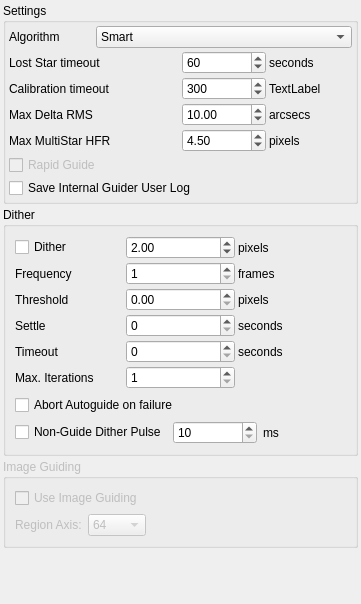
The window that kstars/ekos/guide/opsguide.ui (KDE/kstars) describes before a commit, drawn with Qt 5.
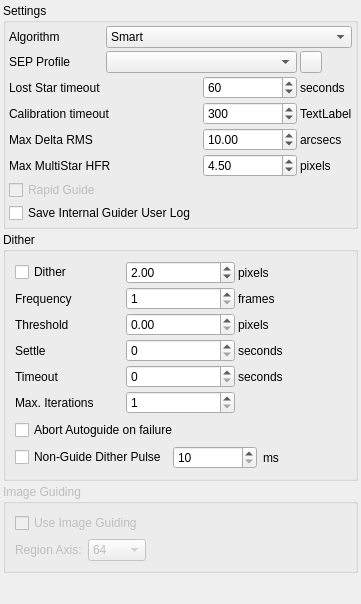
The same window after the commit.

Commit message: Updating the Astrometry Config File and Index File Directory options so that they don't create duplicate entries, they remove nonexistant directories, and make sure they display the actual paths.

The edit to the form file:
```diff
--- a/kstars/ekos/guide/opsguide.ui
+++ b/kstars/ekos/guide/opsguide.ui
@@ -47,46 +47,6 @@
       <property name="spacing">
        <number>3</number>
       </property>
-      <item row="0" column="1" colspan="3">
-       <widget class="QComboBox" name="kcfg_GuideAlgorithm">
-        <property name="sizePolicy">
-         <sizepolicy hsizetype="Preferred" vsizetype="Fixed">
-          <horstretch>0</horstretch>
-          <verstretch>0</verstretch>
-         </sizepolicy>
-        </property>
-        <item>
-         <property name="text">
-          <string>Smart</string>
-         </property>
-        </item>
-        <item>
-         <property name="text">
-          <string>SEP</string>
-         </property>
-        </item>
-        <item>
-         <property name="text">
-          <string>Fast</string>
-         </property>
-        </item>
-        <item>
-         <property name="text">
-          <string>Auto Threshold</string>
-         </property>
-        </item>
-        <item>
-         <property name="text">
-          <string>No Threshold</string>
-         </property>
-        </item>
-        <item>
-         <property name="text">
-          <string>SEP Multi Star (recommended)</string>
-         </property>
-        </item>
-       </widget>
-      </item>
       <item row="0" column="0">
        <widget class="QLabel" name="l_19">
         <property name="text">
@@ -94,24 +54,7 @@
         </property>
        </widget>
       </item>
-      <item row="1" column="3">
-       <widget class="QLabel" name="label_12">
-        <property name="text">
-         <string>seconds</string>
-        </property>
-       </widget>
-      </item>
-      <item row="1" column="0" colspan="2">
-       <widget class="QLabel" name="label_11">
-        <property name="toolTip">
-         <string>&lt;html&gt;&lt;head/&gt;&lt;body&gt;&lt;p&gt;If star tracking is lost due to passing clouds or other reasons, wait this many seconds before giving up.&lt;/p&gt;&lt;/body&gt;&lt;/html&gt;</string>
-        </property>
-        <property name="text">
-         <string>Lost Star timeout</string>
-        </property>
-       </widget>
-      </item>
-      <item row="3" column="2">
+      <item row="5" column="2">
        <widget class="QDoubleSpinBox" name="kcfg_GuideMaxDeltaRMS">
         <property name="minimum">
          <double>0.500000000000000</double>
@@ -124,7 +67,34 @@
         </property>
        </widget>
       </item>
-      <item row="1" column="2">
+      <item row="5" column="0" colspan="2">
+       <widget class="QLabel" name="label_13">
+        <property name="toolTip">
+         <string>Maximum delta RMS permitted before stopping guide process and searching for new guide stars.</string>
+        </property>
+        <property name="text">
+         <string>Max Delta RMS</string>
+        </property>
+       </widget>
+      </item>
+      <item row="6" column="3">
+       <widget class="QLabel" name="label_21">
+        <property name="text">
+         <string>pixels</string>
+        </property>
+       </widget>
+      </item>
+      <item row="7" column="0" colspan="4">
+       <widget class="QCheckBox" name="kcfg_RapidGuideEnabled">
+        <property name="enabled">
+         <bool>false</bool>
+        </property>
+        <property name="text">
+         <string>Rapid Guide</string>
+        </property>
+       </widget>
+      </item>
+      <item row="2" column="2">
        <widget class="QSpinBox" name="kcfg_GuideLostStarTimeout">
         <property name="maximum">
          <number>3600</number>
@@ -137,14 +107,57 @@
         </property>
        </widget>
       </item>
-      <item row="3" column="3">
-       <widget class="QLabel" name="label_14">
+      <item row="2" column="0" colspan="2">
+       <widget class="QLabel" name="label_11">
+        <property name="toolTip">
+         <string>&lt;html&gt;&lt;head/&gt;&lt;body&gt;&lt;p&gt;If star tracking is lost due to passing clouds or other reasons, wait this many seconds before giving up.&lt;/p&gt;&lt;/body&gt;&lt;/html&gt;</string>
+        </property>
         <property name="text">
-         <string>arcsecs</string>
+         <string>Lost Star timeout</string>
         </property>
        </widget>
       </item>
-      <item row="2" column="2">
+      <item row="0" column="1" colspan="3">
+       <widget class="QComboBox" name="kcfg_GuideAlgorithm">
+        <property name="sizePolicy">
+         <sizepolicy hsizetype="Preferred" vsizetype="Fixed">
+          <horstretch>0</horstretch>
+          <verstretch>0</verstretch>
+         </sizepolicy>
+        </property>
+        <item>
+         <property name="text">
+          <string>Smart</string>
+         </property>
+        </item>
+        <item>
+         <property name="text">
+          <string>SEP</string>
+         </property>
+        </item>
+        <item>
+         <property name="text">
+          <string>Fast</string>
+         </property>
+        </item>
+        <item>
+         <property name="text">
+          <string>Auto Threshold</string>
+         </property>
+        </item>
+        <item>
+         <property name="text">
+          <string>No Threshold</string>
+         </property>
+        </item>
+        <item>
+         <property name="text">
+          <string>SEP Multi Star (recommended)</string>
+         </property>
+        </item>
+       </widget>
+      </item>
+      <item row="4" column="2">
        <widget class="QSpinBox" name="kcfg_GuideCalibrationTimeout">
         <property name="maximum">
          <number>3600</number>
@@ -154,14 +167,14 @@
         </property>
        </widget>
       </item>
-      <item row="2" column="3">
+      <item row="4" column="3">
        <widget class="QLabel" name="label_17">
         <property name="text">
          <string>TextLabel</string>
         </property>
        </widget>
       </item>
-      <item row="2" column="0" colspan="2">
+      <item row="4" column="0" colspan="2">
        <widget class="QLabel" name="label_16">
         <property name="sizePolicy">
          <sizepolicy hsizetype="Preferred" vsizetype="Preferred">
@@ -177,34 +190,7 @@
         </property>
        </widget>
       </item>
-      <item row="3" column="0" colspan="2">
-       <widget class="QLabel" name="label_13">
-        <property name="toolTip">
-         <string>Maximum delta RMS permitted before stopping guide process and searching for new guide stars.</string>
-        </property>
-        <property name="text">
-         <string>Max Delta RMS</string>
-        </property>
-       </widget>
-      </item>
-      <item row="4" column="0" colspan="2">
-       <widget class="QLabel" name="label_20">
-        <property name="toolTip">
-         <string>Maximum HFR allowed for SEP MultiStar guide star.</string>
-        </property>
-        <property name="text">
-         <string>Max MultiStar HFR</string>
-        </property>
-       </widget>
-      </item>
-      <item row="4" column="3">
-       <widget class="QLabel" name="label_21">
-        <property name="text">
-         <string>pixels</string>
-        </property>
-       </widget>
-      </item>
-      <item row="4" column="2">
+      <item row="6" column="2">
        <widget class="QDoubleSpinBox" name="kcfg_GuideMaxHFR">
         <property name="minimum">
          <double>0.500000000000000</double>
@@ -213,21 +199,11 @@
          <double>20.000000000000000</double>
         </property>
         <property name="value">
-         <double>4.5</double>
+         <double>4.500000000000000</double>
         </property>
        </widget>
       </item>
-      <item row="5" column="0" colspan="4">
-       <widget class="QCheckBox" name="kcfg_RapidGuideEnabled">
-        <property name="enabled">
-         <bool>false</bool>
-        </property>
-        <property name="text">
-         <string>Rapid Guide</string>
-        </property>
-       </widget>
-      </item>
-      <item row="6" column="0" colspan="4">
+      <item row="8" column="0" colspan="4">
        <widget class="QCheckBox" name="kcfg_SaveGuideLog">
         <property name="enabled">
          <bool>true</bool>
@@ -240,6 +216,60 @@
         </property>
        </widget>
       </item>
+      <item row="2" column="3">
+       <widget class="QLabel" name="label_12">
+        <property name="text">
+         <string>seconds</string>
+        </property>
+       </widget>
+      </item>
+      <item row="6" column="0" colspan="2">
+       <widget class="QLabel" name="label_20">
+        <property name="toolTip">
+         <string>Maximum HFR allowed for SEP MultiStar guide star.</string>
+        </property>
+        <property name="text">
+         <string>Max MultiStar HFR</string>
+        </property>
+       </widget>
+      </item>
+      <item row="5" column="3">
+       <widget class="QLabel" name="label_14">
+        <property name="text">
+         <string>arcsecs</string>
+        </property>
+       </widget>
+      </item>
+      <item row="1" column="0">
+       <widget class="QLabel" name="l_20">
+        <property name="text">
+         <string>SEP Profile</string>
+        </property>
+       </widget>
+      </item>
+      <item row="1" column="3">
+       <widget class="QPushButton" name="editGuideProfile">
+        <property name="maximumSize">
+         <size>
+          <width>22</width>
+          <height>22</height>
+         </size>
+        </property>
+        <property name="text">
+         <string/>
+        </property>
+       </widget>
+      </item>
+      <item row="1" column="1" colspan="2">
+       <widget class="QComboBox" name="kcfg_GuideOptionsProfile">
+        <property name="sizePolicy">
+         <sizepolicy hsizetype="Preferred" vsizetype="Fixed">
+          <horstretch>0</horstretch>
+          <verstretch>0</verstretch>
+         </sizepolicy>
+        </property>
+       </widget>
+      </item>
      </layout>
     </widget>
    </item>
```
The commit also changes 18 other files.
